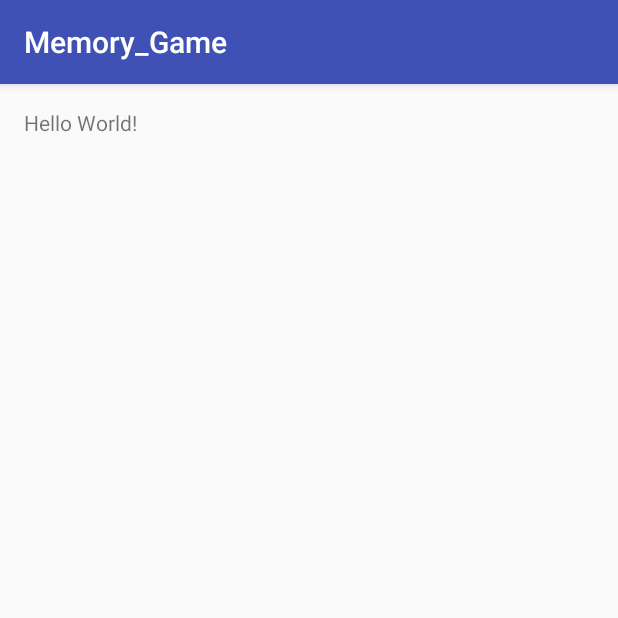
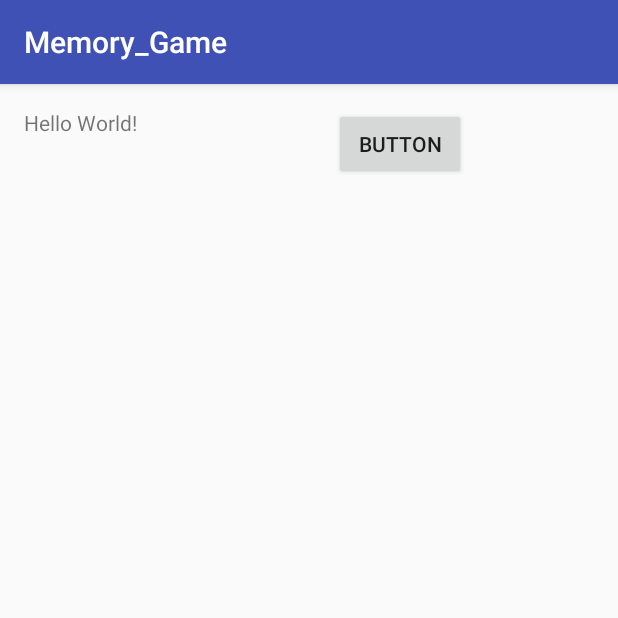
Before and after one commit to LongPotato/Android_Memory_Game, an Android app: the screen it shows after launch (MainActivity), on a phone screen of 412 x 824 dp, the top half of it. Run offline under Robolectric (Android 15) with nearby library versions, the phone set to English and light mode, and no system bars.

Commit message:
updated project

```diff
--- a/app/src/main/res/layout/activity_main.xml
+++ b/app/src/main/res/layout/activity_main.xml
@@ -13,4 +13,15 @@
         android:layout_width="wrap_content"
         android:layout_height="wrap_content"
         android:text="Hello World!" />
+
+    <Button
+        android:text="Button"
+        android:layout_width="wrap_content"
+        android:layout_height="wrap_content"
+        android:layout_alignParentTop="true"
+        android:layout_alignParentRight="true"
+        android:layout_alignParentEnd="true"
+        android:layout_marginRight="85dp"
+        android:layout_marginEnd="85dp"
+        android:id="@+id/button" />
 </RelativeLayout>
--- a/build.gradle
+++ b/build.gradle
@@ -5,7 +5,7 @@
         jcenter()
     }
     dependencies {
-        classpath 'com.android.tools.build:gradle:2.1.2'
+        classpath 'com.android.tools.build:gradle:2.2.2'
 
         // NOTE: Do not place your application dependencies here; they belong
         // in the individual module build.gradle files
```
Also changed, not shown: gradle/wrapper/gradle-wrapper.properties.
